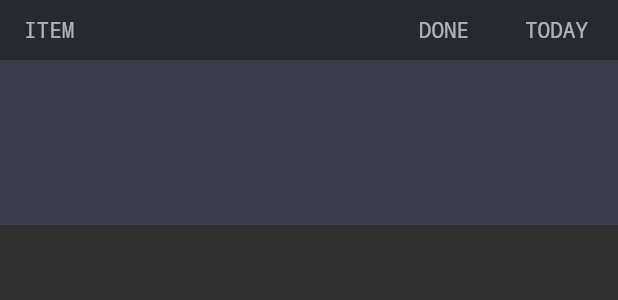
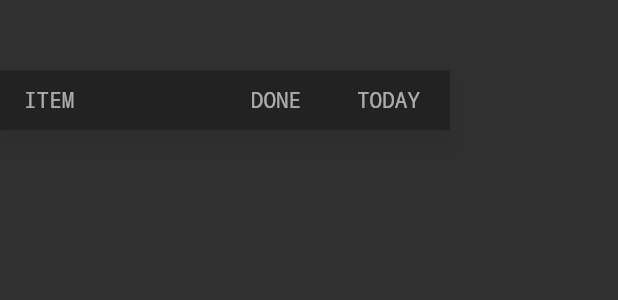
Before and after one commit to philzgoodman/TODOTODAY, a Flutter app: the TagView widget shown alone on an empty page, opened directly, on a phone screen of 412 x 824 dp. Shown: the top 300 px of the screen. Run offline on Flutter 3.47's test engine with Material 2 defaults, Android fonts, the phone set to English and light mode, and no system bars; our stand-ins replace cloud_firestore, firebase_auth, firebase_core, flutter_animate, shared_preferences; missing offline and left inert: firebase_ui_auth; accounts and stored records are empty; generated files the repository leaves out were written again.

Commit message:
Tag page

```diff
--- a/lib/TagView.dart
+++ b/lib/TagView.dart
@@ -1,4 +1,5 @@
 import 'package:flutter/cupertino.dart';
+import 'package:flutter/material.dart';
 import 'package:todotoday/HeaderLabel.dart';
 import 'package:todotoday/global.dart';
 
@@ -14,16 +15,24 @@ class TagView extends StatefulWidget {
 class _TagViewState extends State<TagView> {
   @override
   Widget build(BuildContext context) {
-    return Container(
-      color: Color(0xFF7479D2).withOpacity(0.2),
-      child: Stack(
-        children: [
-          SingleChildScrollView(
-            reverse: true,
+    return SizedBox(
+      width: 300,
+      height: 480,
+      child: ShaderMask(
+        shaderCallback: (rect) {
+          return LinearGradient(
+            begin: Alignment(.5, .5),
+            end: Alignment(.5, 1),
+            colors: [Colors.black, Colors.transparent],
+          ).createShader(Rect.fromLTRB(0, 0, rect.width, rect.height));
+        },
+        blendMode: BlendMode.dstIn,
+        child: SingleChildScrollView(
           keyboardDismissBehavior: ScrollViewKeyboardDismissBehavior.onDrag,
           child: Column(
             children: [
-                const HeaderLabel(),
+              Transform.translate(
+                  offset: Offset(0, 47), child: const HeaderLabel()),
               ListView.builder(
                 scrollDirection: Axis.vertical,
                 addAutomaticKeepAlives: false,
@@ -34,19 +43,14 @@ class _TagViewState extends State<TagView> {
                 itemBuilder: (context, index) {
                   if (tasks[index].subtitle == widget.hashtag) {
                     return tasks[index];
-                    }
-                    else {
+                  } else {
                     return Container();
                   }
                 },
               ),
-                SizedBox(
-                  height: 110,
-                ),
             ],
           ),
         ),
-        ],
       ),
     );
   }
--- a/lib/all.dart
+++ b/lib/all.dart
@@ -23,7 +23,7 @@ class _AllState extends State<All> {
         clipBehavior: Clip.none,
         children: [
           SingleChildScrollView(
-            reverse: true,
+            controller: ScrollController(),
             keyboardDismissBehavior: ScrollViewKeyboardDismissBehavior.onDrag,
             child: Column(
               children: [
--- a/lib/getUserName.dart
+++ b/lib/getUserName.dart
@@ -14,7 +14,6 @@ class GetUserName extends StatelessWidget {
       future: users.doc(documentId).get(),
       builder:
           (BuildContext context, AsyncSnapshot<DocumentSnapshot> snapshot) {
-
         if (snapshot.hasError) {
           return Text("Something went wrong");
         }
@@ -24,7 +23,8 @@ class GetUserName extends StatelessWidget {
         }
 
         if (snapshot.connectionState == ConnectionState.done) {
-          Map<String, dynamic> data = snapshot.data!.data() as Map<String, dynamic>;
+          Map<String, dynamic> data =
+              snapshot.data!.data() as Map<String, dynamic>;
           return Text("Full Name: ${data['full_name']} ${data['last_name']}");
         }
 
--- a/lib/global.dart
+++ b/lib/global.dart
@@ -1,10 +1,8 @@
 library global;
 
 import 'package:flutter/cupertino.dart';
-import 'package:shared_preferences/shared_preferences.dart';
 import 'package:todotoday/UserBackground.dart';
 import 'package:todotoday/todotask.dart';
-
 
 var subtitles = [];
 int currentIndex = 0;
--- a/lib/today.dart
+++ b/lib/today.dart
@@ -19,7 +19,7 @@ class _TodayState extends State<Today> {
       child: Stack(
         children: [
           SingleChildScrollView(
-            reverse: true,
+            controller: ScrollController(),
             keyboardDismissBehavior: ScrollViewKeyboardDismissBehavior.onDrag,
             child: Column(
               children: [
```
Also changed, not shown: lib/LoginPage.dart (+3 -13 lines), lib/tags.dart (+11 -1 lines). Lines whose indentation alone changed are shown as unchanged.
